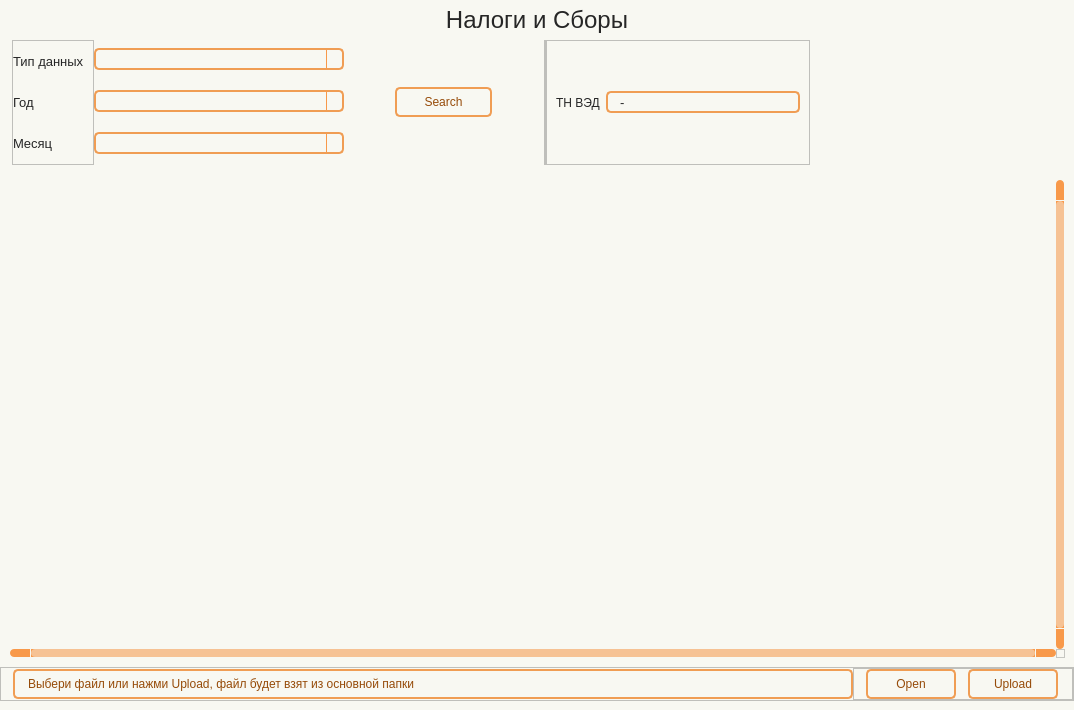
This is wind/pages/taxfees.ui in Masik84/Daily_Report_QT as Qt 5 draws it before an edit. The edited form follows.
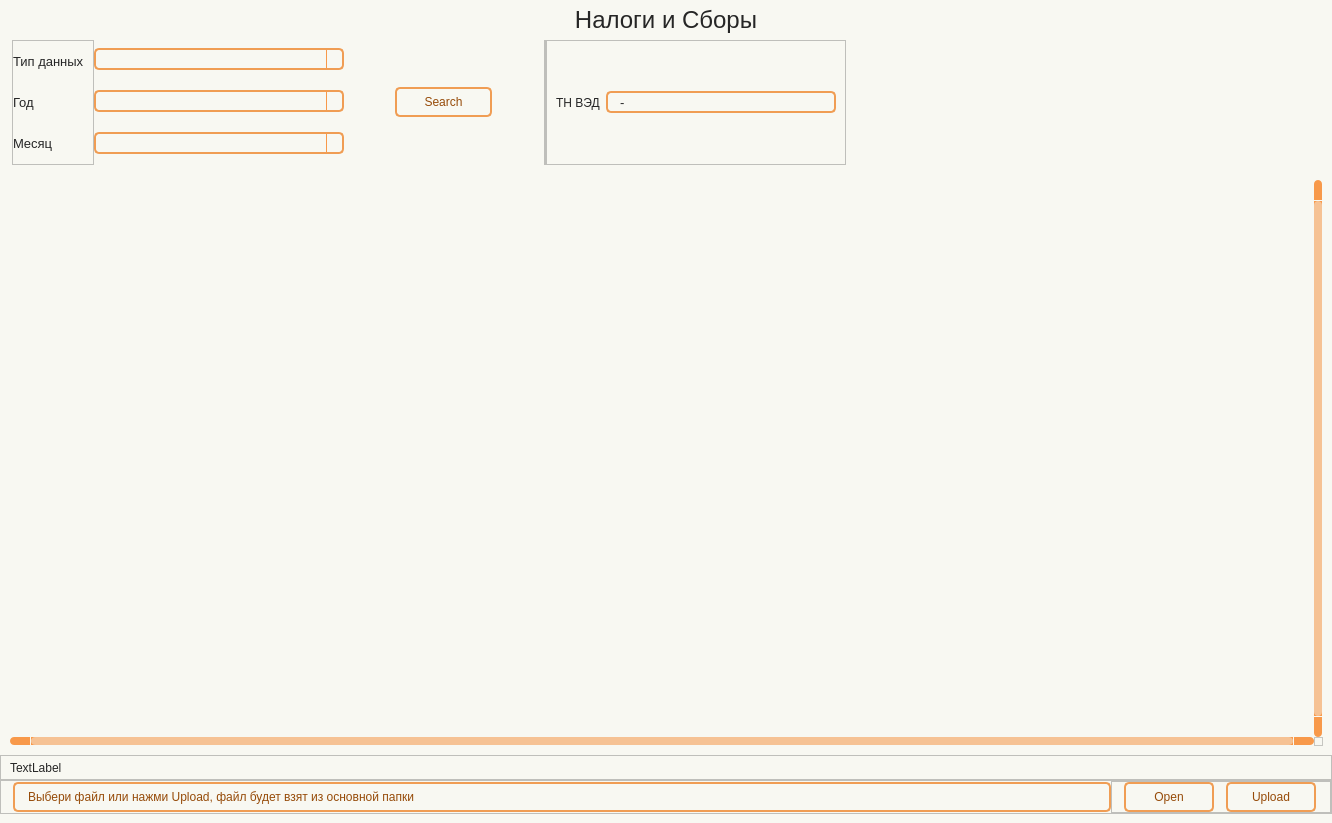
This is the edited form. Icons and pictures are not drawn.

```diff
--- a/wind/pages/taxfees.ui
+++ b/wind/pages/taxfees.ui
@@ -6,8 +6,8 @@
    <rect>
     <x>0</x>
     <y>0</y>
-    <width>1074</width>
-    <height>710</height>
+    <width>1332</width>
+    <height>823</height>
    </rect>
   </property>
   <property name="minimumSize">
@@ -911,6 +911,40 @@
         </attribute>
        </widget>
       </item>
+      <item>
+       <widget class="QFrame" name="frame_4">
+        <property name="minimumSize">
+         <size>
+          <width>0</width>
+          <height>25</height>
+         </size>
+        </property>
+        <property name="frameShape">
+         <enum>QFrame::Shape::StyledPanel</enum>
+        </property>
+        <property name="frameShadow">
+         <enum>QFrame::Shadow::Raised</enum>
+        </property>
+        <layout class="QHBoxLayout" name="horizontalLayout_4">
+         <property name="spacing">
+          <number>0</number>
+         </property>
+         <property name="topMargin">
+          <number>0</number>
+         </property>
+         <property name="bottomMargin">
+          <number>0</number>
+         </property>
+         <item>
+          <widget class="QLabel" name="label_msg">
+           <property name="text">
+            <string>TextLabel</string>
+           </property>
+          </widget>
+         </item>
+        </layout>
+       </widget>
+      </item>
       <item>
        <widget class="QFrame" name="frame_9">
         <property name="frameShape">
```
Left out of the diff: 3 changed lines with no effect on the pictures.
